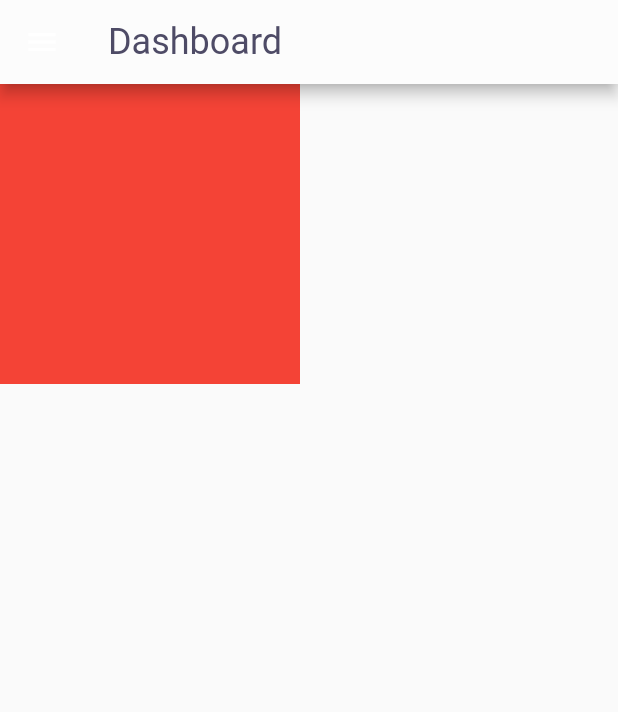
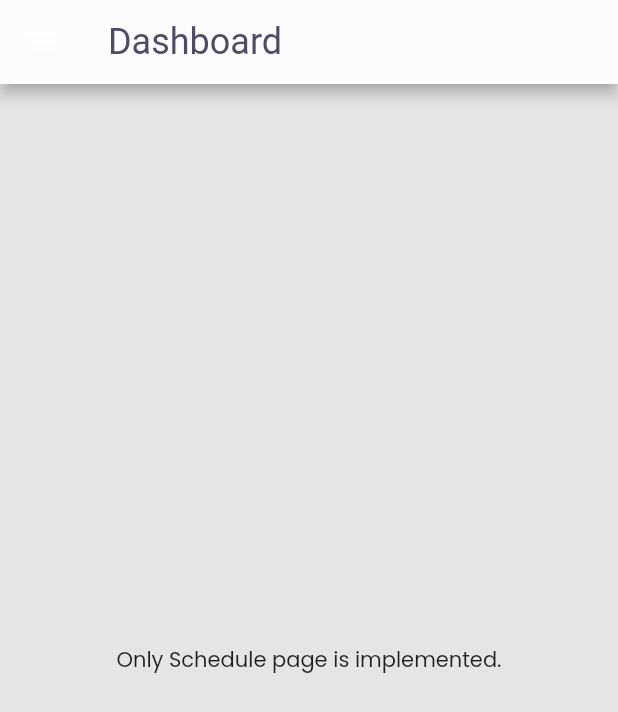
Before and after one commit to ImanMesgaran/unique_master_dashboard, a Flutter app: the screen it shows after launch, on a phone screen of 412 x 824 dp. Shown: the top 712 px of the screen. Run offline on Flutter 3.47's test engine with Material 2 defaults, Android fonts, the light colour scheme and no system bars; our stand-ins replace bloc, data_connection_checker, dio, easy_localization, equatable, flutter_bloc and 5 more.

Commit message:
implementing other empty pages.
reference Issue #3
closes #1, #2

```diff
--- a/assets/lang/en-US.json
+++ b/assets/lang/en-US.json
@@ -1,6 +1,7 @@
 {
   "global": {
-    "app_name": "English App name"
+    "app_name": "English App name",
+    "not_implemented_page": "Only Schedule page is implemented."
   },
   "home_page": {
     "title": "Dashboard",
--- a/lib/core/global/colors_web.dart
+++ b/lib/core/global/colors_web.dart
@@ -3,6 +3,7 @@ import 'package:flutter/material.dart';
 // * Guide
 // const Color app_green_color = Color(0xff46B25F);
 
+const Color app_background_color = Color(0xffE5E5E5);
 const Color app_gray_one_color = Color(0xff4E4B66);
 const Color app_gray_two_color = Color(0xff66738F);
 const Color app_white_color = Color(0xffFCFCFC);
--- a/lib/features/schedules/presentation/cubit/cubit/drawer_cubit.dart
+++ b/lib/features/schedules/presentation/cubit/cubit/drawer_cubit.dart
@@ -6,6 +6,10 @@ part 'drawer_state.dart';
 class DrawerCubit extends Cubit<DrawerState> {
   DrawerCubit() : super(DrawerState.initial());
 
+  void emitState({@required DrawerState state}) {
+    emit(state);
+  }
+
   void changeSelection({@required int selectedItem}) {
     emit(state.copyWith(selectedIndex: selectedItem));
   }
--- a/lib/features/schedules/presentation/pages/home_page/home_page_route.dart
+++ b/lib/features/schedules/presentation/pages/home_page/home_page_route.dart
@@ -1,5 +1,6 @@
 import 'package:easy_localization/easy_localization.dart';
 import 'package:flutter/material.dart';
+import 'package:unique_master_dashboard/core/global/colors_web.dart';
 
 import '../../widgets/app_scaffold/app_scaffold.dart';
 
@@ -14,18 +15,16 @@ class _HomePageRouteState extends State<HomePageRoute> {
   GlobalKey<ScaffoldState> _drawerKey = GlobalKey();
 
   @override
-  void initState() {
-    super.initState();
-  }
-
-  @override
   Widget build(BuildContext context) {
     return AppScaffold(
+        selectedItem: 0,
         pageTitle: "home_page.title".tr(),
         body: Container(
-          height: 200,
-          width: 200,
-          color: Colors.red,
+          alignment: Alignment.center,
+          height: MediaQuery.of(context).size.height,
+          width: MediaQuery.of(context).size.width,
+          color: app_background_color,
+          child: Text("global.not_implemented_page".tr()),
         ));
   }
 }
--- a/lib/features/schedules/presentation/widgets/app_scaffold/app_scaffold.dart
+++ b/lib/features/schedules/presentation/widgets/app_scaffold/app_scaffold.dart
@@ -7,12 +7,16 @@ import '../drawer/custom_navigation_drawer.dart';
 /// A responsive scaffold for our application.
 /// Displays the navigation drawer alongside the [Scaffold] if the screen/window size is large enough
 class AppScaffold extends StatelessWidget {
-  const AppScaffold({@required this.body, @required this.pageTitle, Key key})
-      : super(key: key);
+  const AppScaffold({
+    @required this.body,
+    @required this.pageTitle,
+    Key key,
+    @required this.selectedItem,
+  }) : super(key: key);
 
   final Widget body;
-
   final String pageTitle;
+  final int selectedItem;
 
   @override
   Widget build(BuildContext context) {
@@ -20,8 +24,9 @@ class AppScaffold extends StatelessWidget {
     return Row(
       children: [
         if (!displayMobileLayout)
-          const CustomNavigationDrawer(
+          CustomNavigationDrawer(
             permanentlyDisplay: true,
+            selectedItem: selectedItem,
           ),
         Expanded(
           child: Scaffold(
--- a/lib/features/schedules/presentation/widgets/list_tiles/drawer_list_tile.dart
+++ b/lib/features/schedules/presentation/widgets/list_tiles/drawer_list_tile.dart
@@ -60,7 +60,7 @@ class DrawerListTile extends StatelessWidget {
         ),
         decoration: BoxDecoration(
           borderRadius: BorderRadius.circular(8),
-          color: isSelected ? app_light_purple_one_color : app_white_color,
+          color: isSelected ? app_light_purple_one_color : Colors.transparent,
         ),
       ),
     );
--- a/lib/services/navigation/navigation_service_interface.dart
+++ b/lib/services/navigation/navigation_service_interface.dart
@@ -13,4 +13,7 @@ abstract class INavigationService {
 
   // Home route
   Future pushToHomePage();
+
+  // Schedules Page
+  Future pushToSchedulesPage();
 }
--- a/lib/services/navigation/routes/routes.dart
+++ b/lib/services/navigation/routes/routes.dart
@@ -1,4 +1,5 @@
 import 'package:flutter/material.dart';
+import 'package:unique_master_dashboard/features/schedules/presentation/pages/schedules/schedules_page_route.dart';
 
 import '../../../features/schedules/presentation/pages/home_page/home_page_route.dart';
 
@@ -8,6 +9,9 @@ class Routes {
 
   // Home
   static const String homePage = '/homePage';
+
+  // Schedules page
+  static const String schedulesPage = '/schedulesPage';
 
   static Route<dynamic> getGeneratedRoute(RouteSettings settings) {
     // Getting arguments passed in while calling Navigator.pushNamed
@@ -20,13 +24,15 @@ class Routes {
           builder: (BuildContext context) => HomePageRoute(),
         );
 
-      // case homePage:
-      //   return MaterialPageRoute(
-      //     builder: (BuildContext context) => BlocProvider(
-      //       create: (context) => di.getIt<HomeCubit>(),
-      //       child: HomePageRoute(),
-      //     ),
-      //   );
+      case homePage:
+        return MaterialPageRoute(
+          builder: (BuildContext context) => HomePageRoute(),
+        );
+
+      case schedulesPage:
+        return MaterialPageRoute(
+          builder: (BuildContext context) => SchedulesPageRoute(),
+        );
     }
   }
 }
--- a/pubspec.yaml
+++ b/pubspec.yaml
@@ -91,6 +91,8 @@ dependencies:
   # flutter_html: ^1.3.0
   #device version info
   device_info: ^1.0.0
+  # time-line view
+  timelines: ^0.1.0
 
   # The following adds the Cupertino Icons font to your application.
   # Use with the CupertinoIcons class for iOS style icons.
```
Also changed, not shown: lib/features/schedules/presentation/pages/schedules/schedules_page_route.dart (added, +50 -0 lines), lib/features/schedules/presentation/widgets/drawer/custom_navigation_drawer.dart (+21 -2 lines), lib/services/navigation/navigation_service.dart (+7 -4 lines), pubspec.lock.
